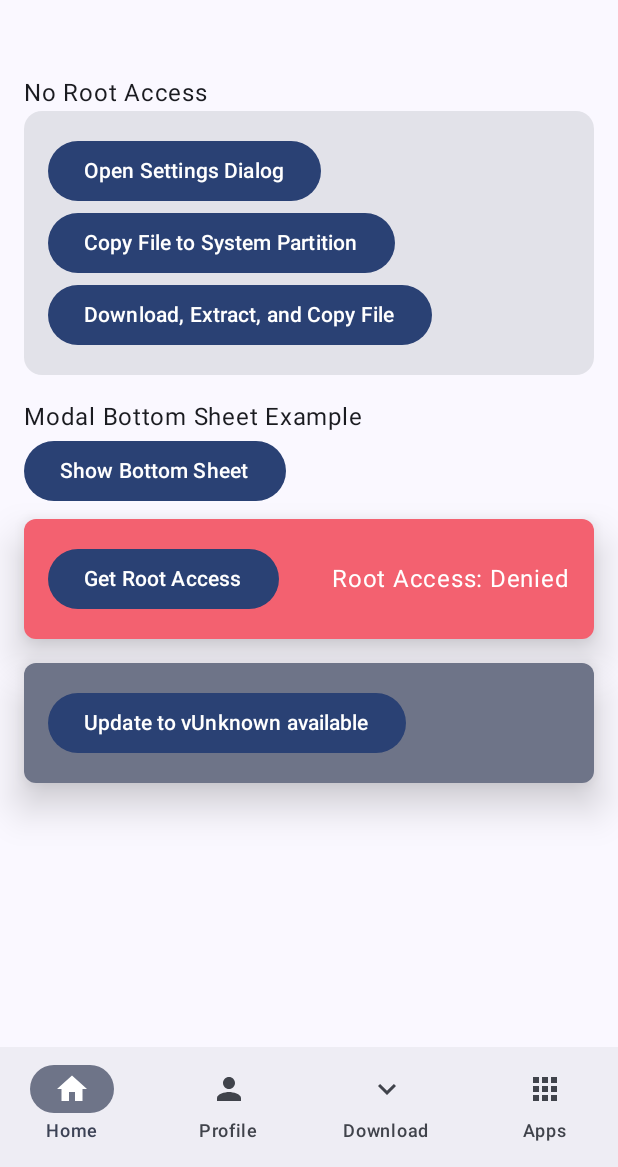
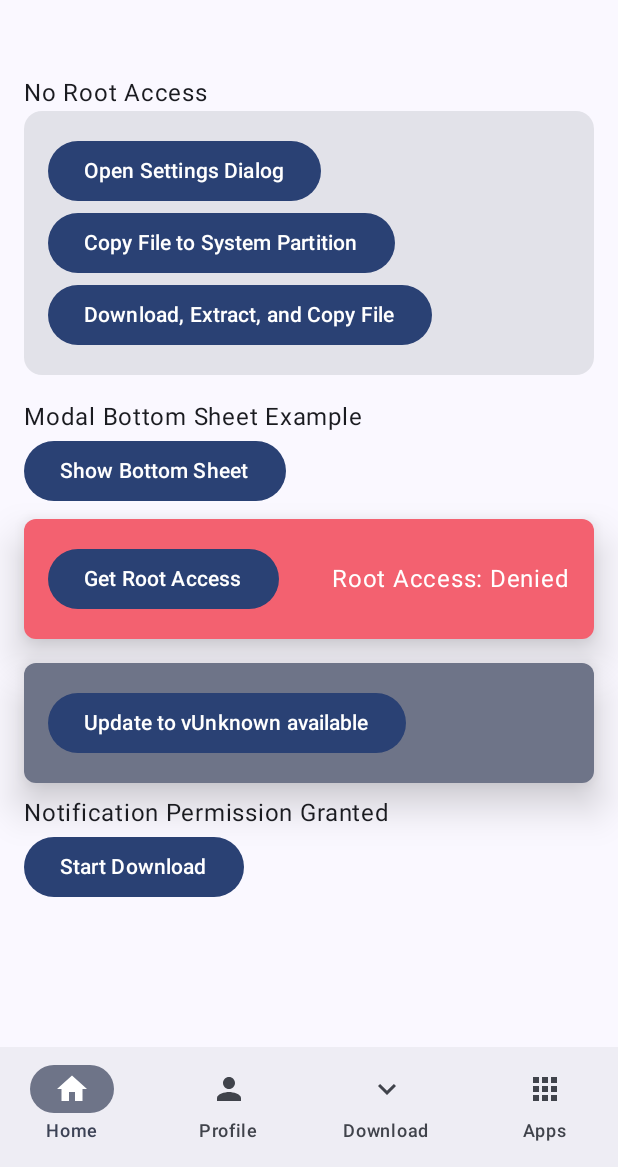
Before and after one commit to nikhilmenghani/NikGapps, an Android app built with Jetpack Compose: the HomeScreen screen opened through its navigation route, on a phone screen of 412 x 824 dp, the part 69-1236 px from its top. Run offline under Robolectric (Android 15) with nearby library versions, the phone set to English and light mode, and no system bars; libraries missing offline, so code that uses them is left out: com.topjohnwu.superuser; 1 statement that could not run was skipped.

Commit message:
Add the ability to trigger a notification

```diff
--- a/app/src/main/AndroidManifest.xml
+++ b/app/src/main/AndroidManifest.xml
@@ -3,6 +3,7 @@
     xmlns:tools="http://schemas.android.com/tools">
     <uses-permission android:name="android.permission.INTERNET" />
     <uses-permission android:name="android.permission.REQUEST_INSTALL_PACKAGES" />
+    <uses-permission android:name="android.permission.POST_NOTIFICATIONS" />
     <queries>
         <!-- If you need to query a specific app by its package name -->
         <package android:name="com.android.vending" />
--- a/app/src/main/java/com/nikgapps/ui/components/buttons/Buttons.kt
+++ b/app/src/main/java/com/nikgapps/ui/components/buttons/Buttons.kt
@@ -1,5 +1,11 @@
 package com.nikgapps.ui.components.buttons
 
+import android.annotation.SuppressLint
+import android.content.Context
+import android.content.pm.PackageManager
+import android.widget.Toast
+import androidx.activity.compose.rememberLauncherForActivityResult
+import androidx.activity.result.contract.ActivityResultContracts
 import androidx.compose.foundation.BorderStroke
 import androidx.compose.foundation.ExperimentalFoundationApi
 import androidx.compose.foundation.combinedClickable
@@ -21,9 +27,11 @@ import androidx.compose.ui.platform.LocalUriHandler
 import androidx.compose.ui.res.stringResource
 import androidx.compose.ui.tooling.preview.Preview
 import androidx.compose.ui.unit.dp
+import androidx.core.content.ContextCompat
 import com.nikgapps.ui.theme.NikGappsThemePreview
 import com.nikgapps.R
 import com.nikgapps.ui.components.items.PreferenceSubtitle
+import com.nikgapps.utils.startFileDownload
 
 @Composable
 fun OutlinedButtonWithIcon(
@@ -212,6 +220,52 @@ fun LongTapTextButton(
     }
 }
 
+@SuppressLint("InlinedApi")
+@Composable
+fun RequestNotificationPermission(context: Context) {
+    // Define the launcher to request permissions
+    val requestPermissionLauncher = rememberLauncherForActivityResult(
+        contract = ActivityResultContracts.RequestPermission(),
+        onResult = { isGranted: Boolean ->
+            if (isGranted) {
+                // Permission granted, proceed to show notifications
+                Toast.makeText(context, "Notifications Permission Granted", Toast.LENGTH_SHORT).show()
+            } else {
+                // Permission denied, show an explanation or alternative
+                Toast.makeText(context, "Notifications Permission Denied", Toast.LENGTH_SHORT).show()
+            }
+        }
+    )
+
+    // Check if we have the permission already
+    val hasPermission = ContextCompat.checkSelfPermission(
+        context,
+        android.Manifest.permission.POST_NOTIFICATIONS
+    ) == PackageManager.PERMISSION_GRANTED
+
+    if (!hasPermission) {
+        // UI to request permission
+        Button(onClick = {
+            requestPermissionLauncher.launch(android.Manifest.permission.POST_NOTIFICATIONS)
+        }) {
+            Text("Request Notifications Permission")
+        }
+    } else {
+        // Permission already granted, you can start showing notifications
+        Text("Notification Permission Granted")
+    }
+}
+
+
+@Composable
+fun DownloadButton(context: Context) {
+    Button(onClick = {
+        startFileDownload(context)
+    }) {
+        Text("Start Download")
+    }
+}
+
 
 @Composable
 @Preview
--- a/app/src/main/java/com/nikgapps/ui/screens/home/HomeScreen.kt
+++ b/app/src/main/java/com/nikgapps/ui/screens/home/HomeScreen.kt
@@ -16,6 +16,8 @@ import com.nikgapps.navigation.Screens
 import com.nikgapps.navigation.navigateWithState
 import com.nikgapps.ui.components.buttons.CopyFileButton
 import com.nikgapps.ui.components.buttons.DownloadAndExtractButton
+import com.nikgapps.ui.components.buttons.DownloadButton
+import com.nikgapps.ui.components.buttons.RequestNotificationPermission
 import com.nikgapps.ui.components.cards.GetRootAccessCard
 import com.nikgapps.ui.components.cards.UpdateAppCard
 import com.nikgapps.ui.components.dialogs.SettingsDialog
@@ -80,6 +82,8 @@ fun HomeScreen(navController: NavHostController) {
                 ModalBottomSheetM3Example()
                 GetRootAccessCard()
                 UpdateAppCard()
+                RequestNotificationPermission(context)
+                DownloadButton(context)
             }
         }
     )
--- /dev/null
+++ b/app/src/main/java/com/nikgapps/utils/NotificationUtility.kt
@@ -0,0 +1,64 @@
+package com.nikgapps.utils
+
+import android.annotation.SuppressLint
+import android.app.NotificationChannel
+import android.app.NotificationManager
+import android.content.Context
+import android.os.Build
+import androidx.core.app.NotificationCompat
+import androidx.core.app.NotificationManagerCompat
+import kotlinx.coroutines.CoroutineScope
+import kotlinx.coroutines.Dispatchers
+import kotlinx.coroutines.delay
+import kotlinx.coroutines.launch
+import com.nikgapps.R
+
+fun startFileDownload(context: Context) {
+    createNotificationChannel(context)
+
+    val totalProgress = 100
+
+    // Simulate a download with a coroutine (replace with actual logic)
+    CoroutineScope(Dispatchers.IO).launch {
+        for (progress in 0..totalProgress step 10) {
+            delay(500) // Simulate download delay
+            showProgressNotification(context, progress)
+        }
+    }
+}
+
+@SuppressLint("MissingPermission", "NotificationPermission")
+fun showProgressNotification(context: Context, progress: Int) {
+    val notificationManager = NotificationManagerCompat.from(context)
+
+    val builder = NotificationCompat.Builder(context, "progress_channel_id")
+        .setContentTitle("File Download")
+        .setContentText("Download in progress")
+        .setSmallIcon(R.drawable.ic_launcher_foreground) // Replace with your icon
+        .setPriority(NotificationCompat.PRIORITY_LOW)
+        .setOnlyAlertOnce(true) // Ensures no repetitive sound for each progress update
+        .setProgress(100, progress, false)
+
+    notificationManager.notify(1, builder.build())
+
+    // Optional: Show a completed notification when finished
+    if (progress == 100) {
+        builder.setContentText("Download complete")
+            .setProgress(0, 0, false)
+        notificationManager.notify(1, builder.build())
+    }
+}
+
+fun createNotificationChannel(context: Context) {
+    if (Build.VERSION.SDK_INT >= Build.VERSION_CODES.O) {
+        val name = "Progress Channel"
+        val descriptionText = "Notification channel for progress updates"
+        val importance = NotificationManager.IMPORTANCE_LOW
+        val channel = NotificationChannel("progress_channel_id", name, importance).apply {
+            description = descriptionText
+        }
+        val notificationManager: NotificationManager =
+            context.getSystemService(Context.NOTIFICATION_SERVICE) as NotificationManager
+        notificationManager.createNotificationChannel(channel)
+    }
+}
```
Also changed, not shown: 1 other file.
